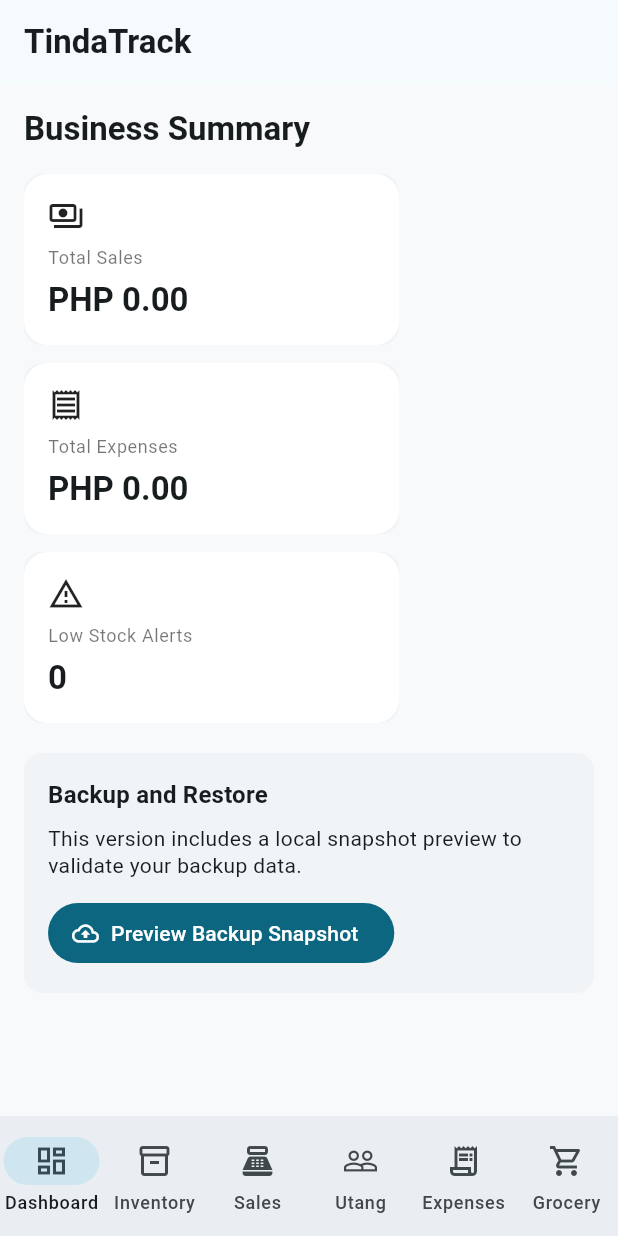
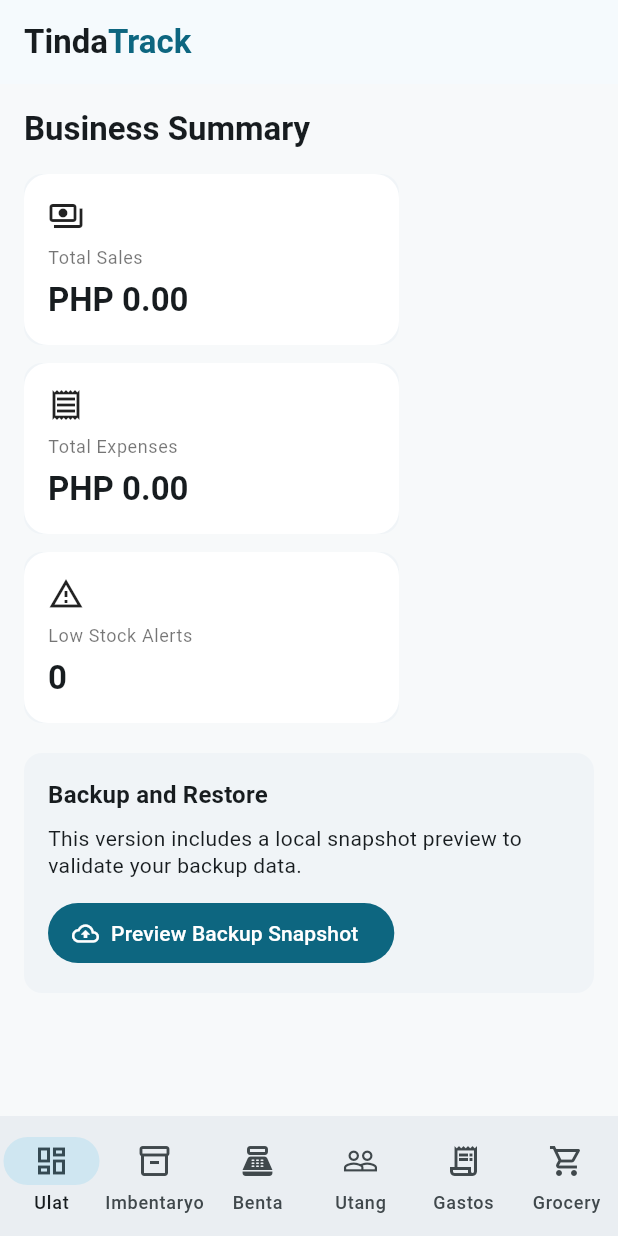
Before and after one commit to MarjovicDEV/TindaTrack, a Flutter app: the screen it shows after launch, on a phone screen of 412 x 824 dp. Run offline on Flutter 3.47's test engine with Material 3 defaults, Android fonts, the phone set to English and light mode, and no system bars; our stand-ins replace drift, drift_flutter, file_picker; accounts and stored records are empty; generated files the repository leaves out were written again.

Commit message:
feat(HomeShellPage): update app title and navigation labels to use AppCopy for localization and enhance title display with RichText

```diff
--- a/lib/features/dashboard/presentation/home_shell_page.dart
+++ b/lib/features/dashboard/presentation/home_shell_page.dart
@@ -1,6 +1,7 @@
 import 'package:flutter/material.dart';
 
 import '../../../core/layout/adaptive_scaffold.dart';
+import '../../../core/resources/app_copy.dart';
 import '../../../data/local/app_database.dart';
 import '../../../data/repositories/tinda_repository.dart';
 import '../../expenses/presentation/expenses_page.dart';
@@ -47,16 +48,33 @@ class _HomeShellPageState extends State<HomeShellPage> {
     ];
 
     return AdaptiveScaffold(
-      title: 'TindaTrack',
+      title: AppCopy.appTitle,
+      titleWidget: RichText(
+        text: TextSpan(
+          style: Theme.of(context).textTheme.titleLarge?.copyWith(
+            fontWeight: FontWeight.w700,
+            color: Theme.of(context).colorScheme.onSurface,
+          ),
+          children: [
+            const TextSpan(text: 'Tinda'),
+            TextSpan(
+              text: 'Track',
+              style: TextStyle(
+                color: Theme.of(context).colorScheme.primary,
+              ),
+            ),
+          ],
+        ),
+      ),
       selectedIndex: _index,
       onDestinationSelected: (value) => setState(() => _index = value),
       destinations: const [
-        NavigationDestination(icon: Icon(Icons.dashboard_outlined), label: 'Dashboard'),
-        NavigationDestination(icon: Icon(Icons.inventory_2_outlined), label: 'Inventory'),
-        NavigationDestination(icon: Icon(Icons.point_of_sale_outlined), label: 'Sales'),
-        NavigationDestination(icon: Icon(Icons.people_outline), label: 'Utang'),
-        NavigationDestination(icon: Icon(Icons.receipt_long_outlined), label: 'Expenses'),
-        NavigationDestination(icon: Icon(Icons.shopping_cart_outlined), label: 'Grocery'),
+        NavigationDestination(icon: Icon(Icons.dashboard_outlined), label: AppCopy.navDashboard),
+        NavigationDestination(icon: Icon(Icons.inventory_2_outlined), label: AppCopy.navInventory),
+        NavigationDestination(icon: Icon(Icons.point_of_sale_outlined), label: AppCopy.navSales),
+        NavigationDestination(icon: Icon(Icons.people_outline), label: AppCopy.navUtang),
+        NavigationDestination(icon: Icon(Icons.receipt_long_outlined), label: AppCopy.navExpenses),
+        NavigationDestination(icon: Icon(Icons.shopping_cart_outlined), label: AppCopy.navGrocery),
       ],
       body: Padding(
         padding: const EdgeInsets.all(16),
```
